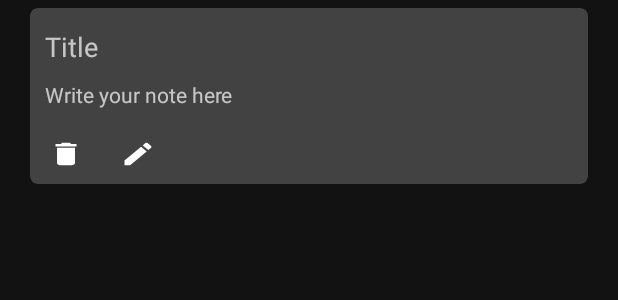
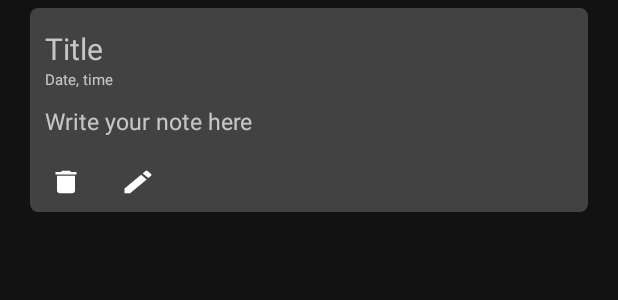
Before and after one commit to zahidyew/notepad, an Android app: the layout cards.xml on its own in the app's theme, with its tools: preview values and no code run, on a phone screen of 412 x 824 dp. Shown: the top 300 px of the screen. Run offline under Robolectric (Android 15) with nearby library versions, the phone set to English and light mode, and no system bars.

Commit message:
refactor, change dateTime format and show dateTime in layout

```diff
--- a/app/src/main/java/com/example/notepad/NoteAdapter.java
+++ b/app/src/main/java/com/example/notepad/NoteAdapter.java
@@ -56,6 +56,7 @@ public class NoteAdapter extends RecyclerView.Adapter<NoteAdapter.MyViewHolder>
             Note currentNote = noteList.get(position);
 
             holder.title.setText(currentNote.getTitle());
+            holder.dateTime.setText(currentNote.getDate() + ", " + currentNote.getTime());
             holder.note.setText(currentNote.getNote());
 
             holder.deleteBtn.setOnClickListener(v -> {
@@ -133,13 +134,14 @@ public class NoteAdapter extends RecyclerView.Adapter<NoteAdapter.MyViewHolder>
     }
 
     public class MyViewHolder extends RecyclerView.ViewHolder {
-        public TextView title, note;
+        public TextView title, note, dateTime;
         public ImageButton editBtn, deleteBtn;
 
         public MyViewHolder(View view) {
             super(view);
 
             title = view.findViewById(R.id.title);
+            dateTime = view.findViewById(R.id.date_time);
             note = view.findViewById(R.id.note);
             editBtn = view.findViewById(R.id.edit_btn);
             deleteBtn = view.findViewById(R.id.delete_btn);
--- a/app/src/main/res/layout/cards.xml
+++ b/app/src/main/res/layout/cards.xml
@@ -32,20 +32,30 @@
                 android:layout_marginTop="13dp"
                 android:layout_marginStart="10dp"
                 android:layout_marginEnd="10dp"
-                android:paddingBottom="10dp"
-                android:textSize="18dp"
+                android:textSize="20dp"
                 android:hint="Title" />
+
+            <TextView
+                android:id="@+id/date_time"
+                android:layout_width="match_parent"
+                android:layout_height="wrap_content"
+                android:layout_below="@+id/title"
+                android:hint="Date, time"
+                android:layout_marginBottom="10dp"
+                android:layout_marginStart="10dp"
+                android:layout_marginEnd="10dp"
+                android:textSize="10dp"/>
 
             <TextView
                 android:id="@+id/note"
                 android:layout_width="match_parent"
                 android:layout_height="wrap_content"
-                android:layout_below="@+id/title"
+                android:layout_below="@+id/date_time"
                 android:hint="Write your note here"
                 android:layout_marginBottom="10dp"
                 android:layout_marginStart="10dp"
                 android:layout_marginEnd="10dp"
-                android:textSize="14dp"/>
+                android:textSize="15dp"/>
 
             <ImageButton
                 android:id="@+id/delete_btn"
```
Also changed, not shown: app/src/main/java/com/example/notepad/MainActivity.java (+9 -15 lines).
